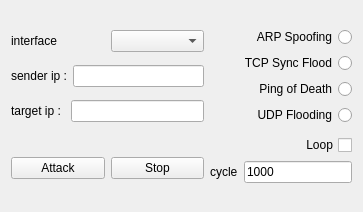
YangBeomu/Wizbz_GUI_NA, file src/Wizbz_GUI_NA/widget.ui: the form before one commit.
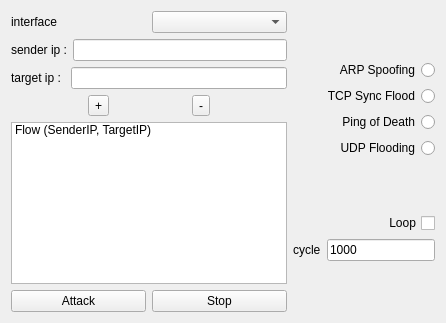
The form after the commit.

The edit to the form file:
```diff
--- a/src/Wizbz_GUI_NA/widget.ui
+++ b/src/Wizbz_GUI_NA/widget.ui
@@ -6,8 +6,8 @@
    <rect>
     <x>0</x>
     <y>0</y>
-    <width>363</width>
-    <height>212</height>
+    <width>446</width>
+    <height>323</height>
    </rect>
   </property>
   <property name="windowTitle">
@@ -58,9 +58,66 @@
        </item>
       </layout>
      </item>
+     <item>
+      <layout class="QHBoxLayout" name="horizontalLayout_6">
+       <property name="leftMargin">
+        <number>0</number>
+       </property>
+       <property name="topMargin">
+        <number>0</number>
+       </property>
+       <property name="rightMargin">
+        <number>0</number>
+       </property>
+       <item>
+        <widget class="QToolButton" name="tbAdd">
+         <property name="layoutDirection">
+          <enum>Qt::LayoutDirection::LeftToRight</enum>
+         </property>
+         <property name="text">
+          <string>+</string>
+         </property>
+        </widget>
+       </item>
+       <item>
+        <widget class="QToolButton" name="tbRemove">
+         <property name="text">
+          <string>-</string>
+         </property>
+        </widget>
+       </item>
+      </layout>
+     </item>
+     <item>
+      <widget class="QListWidget" name="lvFlow">
+       <item>
+        <property name="text">
+         <string>Flow (SenderIP, TargetIP)</string>
+        </property>
+       </item>
+      </widget>
+     </item>
+     <item>
+      <layout class="QHBoxLayout" name="horizontalLayout_5">
+       <item>
+        <widget class="QPushButton" name="pbAttack">
+         <property name="text">
+          <string>Attack</string>
+         </property>
+        </widget>
+       </item>
+       <item>
+        <widget class="QPushButton" name="pbStop">
+         <property name="text">
+          <string>Stop</string>
+         </property>
+        </widget>
+       </item>
+      </layout>
+     </item>
     </layout>
    </item>
-   <item row="0" column="1" rowspan="2">
+   <item row="0" column="1">
     <layout class="QVBoxLayout" name="verticalLayout_4">
      <item>
       <layout class="QVBoxLayout" name="verticalLayout_3">
@@ -146,24 +203,6 @@
      </item>
     </layout>
    </item>
-   <item row="1" column="0">
-    <layout class="QHBoxLayout" name="horizontalLayout_5">
-     <item>
-      <widget class="QPushButton" name="pbAttack">
-       <property name="text">
-        <string>Attack</string>
-       </property>
-      </widget>
-     </item>
-     <item>
-      <widget class="QPushButton" name="pbStop">
-       <property name="text">
-        <string>Stop</string>
-       </property>
-      </widget>
-     </item>
-    </layout>
-   </item>
   </layout>
  </widget>
  <resources/>
```
